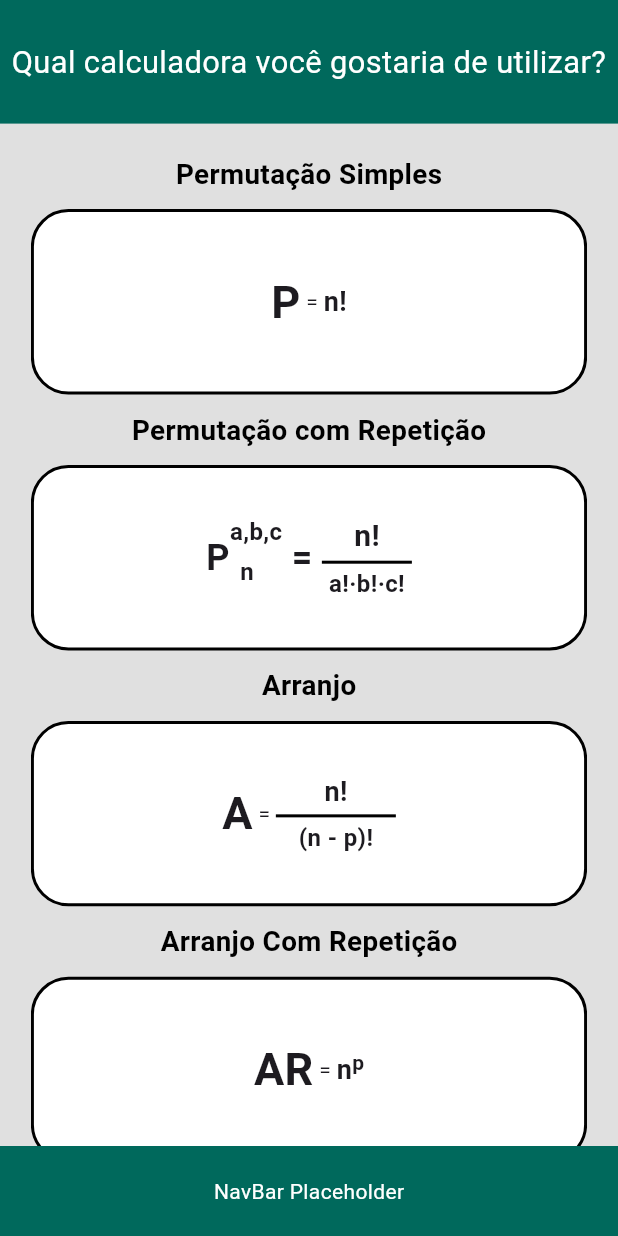
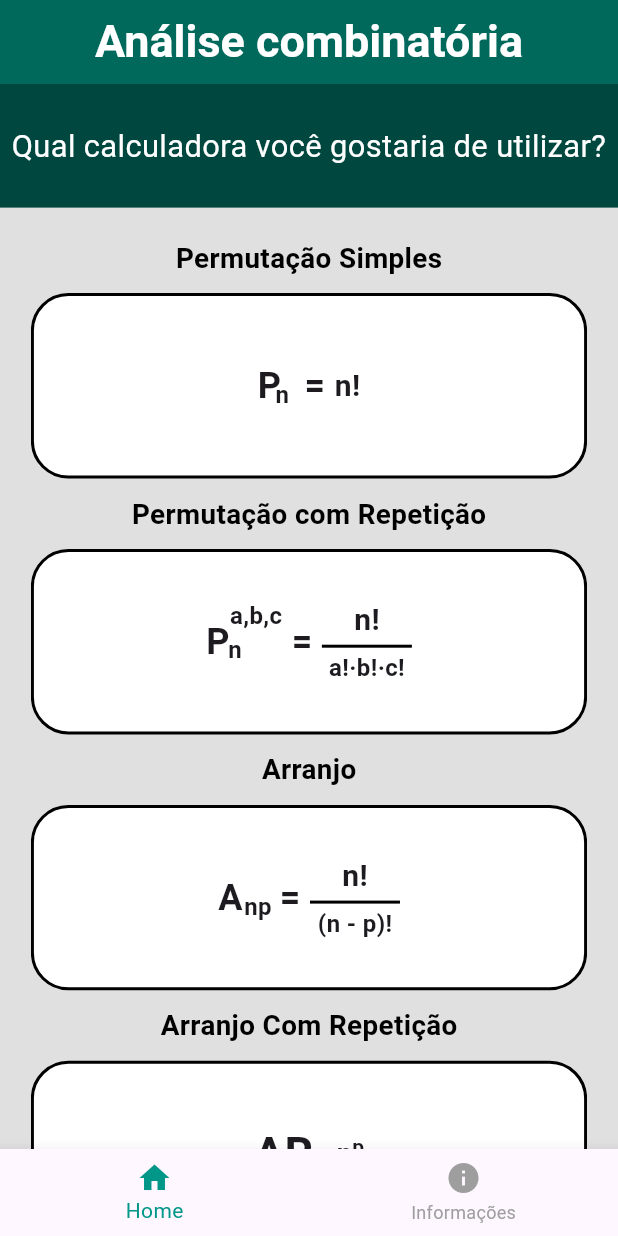
Before and after one commit to Dante8370/analisecombinatoria, a Flutter app: the screen it shows after launch, on a phone screen of 412 x 824 dp. Run offline on Flutter 3.47's test engine with Material 3 defaults, Android fonts, the phone set to English and light mode, and no system bars; our stand-ins replace youtube_player_flutter; Roboto replaces fonts that are missing (Helvetica).

Commit message:
toma josé2

```diff
--- a/lib/main.dart
+++ b/lib/main.dart
@@ -1,11 +1,6 @@
 import 'package:flutter/material.dart';
 import './routes/home_screen.dart';
-import './routes/permutacao_screen.dart';
-import './routes/permutacaocomposta_screen.dart';
-import './routes/arranjo_screen.dart';
-import './routes/arranjo_composto_screen.dart';
-import './routes/combinacao_screen.dart';
-
+import './routes/informacoes_screen.dart'; // Nova tela de informações
 
 void main() {
   runApp(const MyApp());
@@ -16,17 +11,53 @@ class MyApp extends StatelessWidget {
 
   @override
   Widget build(BuildContext context) {
-    return MaterialApp(
+    return const MaterialApp(
       debugShowCheckedModeBanner: false,
-      initialRoute: '/',
-      routes: {
-        '/': (context) => const HomeScreen(),
-        '/permutacaoSimples': (context) => const PermutacaoSimplesScreen(),
-        '/permutacao': (context) => const PermutacaoComRepeticao(),
-        '/arranjo': (context) => const ArranjoSimples(),
-        '/arranjoComRepeticao': (context) => const ArranjoComRepeticao(),
-        '/combinacao': (context) => const CombinacaoScreen(),
-      },
+      home: MainScreen(),
     );
   }
 }
+
+class MainScreen extends StatefulWidget {
+  const MainScreen({super.key});
+
+  @override
+  MainScreenState createState() => MainScreenState();
+}
+
+class MainScreenState extends State<MainScreen> {
+  int _currentIndex = 0; // Índice da página atual
+
+  // Lista de telas para navegação
+  final List<Widget> _pages = [
+    const HomeScreen(), // Tela inicial
+    const InformacoesScreen(), // Tela de informações
+  ];
+
+  @override
+  Widget build(BuildContext context) {
+    return Scaffold(
+      body: _pages[_currentIndex], // Mostra a página correspondente ao índice
+      bottomNavigationBar: BottomNavigationBar(
+        currentIndex: _currentIndex, // Índice selecionado
+        onTap: (index) {
+          setState(() {
+            _currentIndex = index; // Atualiza a página com base no índice
+          });
+        },
+        items: const [
+          BottomNavigationBarItem(
+            icon: Icon(Icons.home),
+            label: 'Home',
+          ),
+          BottomNavigationBarItem(
+            icon: Icon(Icons.info),
+            label: 'Informações',
+          ),
+        ],
+        selectedItemColor: Colors.teal, // Cor do item selecionado
+        unselectedItemColor: Colors.grey, // Cor dos itens não selecionados
+      ),
+    );
+  }
+}
--- a/lib/routes/home_screen.dart
+++ b/lib/routes/home_screen.dart
@@ -7,6 +7,20 @@ class HomeScreen extends StatelessWidget {
   @override
   Widget build(BuildContext context) {
     return Scaffold(
+    appBar: AppBar(
+        // Usando o Center para centralizar o título
+        title: const Center(
+          child: Text(
+            'Análise combinatória',
+            style: TextStyle(
+              color: Colors.white,
+              fontWeight: FontWeight.bold,
+              fontSize: 30,
+            ),
+          ),
+        ),
+        backgroundColor: const Color(0xFF00695C),
+      ),
       // Define a cor de fundo da tela
       backgroundColor: Colors.grey[300],
 
@@ -18,7 +32,7 @@ class HomeScreen extends StatelessWidget {
             Container(
               width: double.infinity, // Largura total da tela
               height: MediaQuery.of(context).size.height * 0.1, // 10% da altura da tela
-              color: const Color(0xFF00695C), // Cor verde escura
+              color: const Color.fromARGB(255, 0, 71, 63), // Cor verde escura
               alignment: Alignment.center, // Centraliza o texto
               child: Text(
                 'Qual calculadora você gostaria de utilizar?',
@@ -42,10 +56,7 @@ class HomeScreen extends StatelessWidget {
                     _buildButton(
                       context,
                       title: 'Permutação Simples', // Título do botão
-                      content: _buildFormula(
-                        left: "P", // Fórmula da permutação simples
-                        right: "n!",
-                      ),
+                      content: _buildPermutacaoSimples(),
                       onTap: () => Navigator.pushNamed(context, '/permutacaoSimples'), // Navega para a tela correspondente
                     ),
                     // Botão de "Permutação com Repetição"
@@ -59,11 +70,7 @@ class HomeScreen extends StatelessWidget {
                     _buildButton(
                       context,
                       title: 'Arranjo',
-                      content: _buildFormula(
-                        left: "A",
-                        right: "n!",
-                        denominator: "(n - p)!", // Denominador da fórmula
-                      ),
+                      content:  _buildArranjoFormula(),
                       onTap: () => Navigator.pushNamed(context, '/arranjo'),
                     ),
                     // Botão de "Arranjo Com Repetição"
@@ -89,17 +96,6 @@ class HomeScreen extends StatelessWidget {
                     ),
                   ],
                 ),
-              ),
-            ),
-
-            // Barra de navegação inferior (NavBar)
-            Container(
-              height: 60, // Altura fixa
-              color: const Color(0xFF00695C), // Cor de fundo
-              alignment: Alignment.center, // Centraliza o conteúdo
-              child: const Text(
-                'NavBar Placeholder', // Texto temporário
-                style: TextStyle(color: Colors.white),
               ),
             ),
           ],
@@ -274,7 +270,7 @@ Widget buildExponent(String base, String exponent) {
                       ),
                     ),
                     Transform.translate(
-                      offset: const Offset(-6, -2), // Ajusta a posição do subscrito
+                      offset: const Offset(-14, -6), // Ajusta a posição do subscrito
                       child: const Text(
                         "n",
                         style: TextStyle(
@@ -326,4 +322,127 @@ Widget buildExponent(String base, String exponent) {
     );
   }
 
+  Widget _buildPermutacaoSimples() {
+    return Row(
+      mainAxisAlignment: MainAxisAlignment.center,
+      crossAxisAlignment: CrossAxisAlignment.center,
+      children: [
+        // Parte esquerda: Pₙ
+        Column(
+          mainAxisAlignment: MainAxisAlignment.center,
+          children: [
+            Row(
+              mainAxisSize: MainAxisSize.min,
+              children: [
+                const Text(
+                  "P",
+                  style: TextStyle(
+                    fontSize: 24,
+                    fontWeight: FontWeight.bold,
+                  ),
+                ),
+                Transform.translate(
+                  offset: const Offset(-4, 6), // Ajusta a posição do subscrito
+                  child: const Text(
+                    "n",
+                    style: TextStyle(
+                      fontSize: 16,
+                      fontWeight: FontWeight.bold,
+                    ),
+                  ),
+                ),
+              ],
+            ),
+          ],
+        ),
+        const Text(
+          " = ", // Símbolo de igualdade
+          style: TextStyle(fontSize: 24, fontWeight: FontWeight.bold),
+        ),
+        // Parte direita: Numerador
+        const Text(
+          "n!",
+          style: TextStyle(
+            fontSize: 20,
+            fontWeight: FontWeight.bold,
+          ),
+        ),
+      ],
+    );
+  }
 }
+
+  // Método para criar a fórmula específica da Permutação com Repetição
+  Widget _buildArranjoFormula() {
+    return Row(
+      mainAxisAlignment: MainAxisAlignment.center,
+      crossAxisAlignment: CrossAxisAlignment.center,
+      children: [
+        // Parte esquerda: Pₙ^(a,b,c)
+        Column(
+          mainAxisAlignment: MainAxisAlignment.center,
+          children: [
+            Row(
+              mainAxisSize: MainAxisSize.min,
+              children: [
+                const Text(
+                  "A",
+                  style: TextStyle(
+                    fontSize: 24,
+                    fontWeight: FontWeight.bold,
+                  ),
+                ),
+                Column(
+                  children: [
+                    Transform.translate(
+                      offset: const Offset(1, 6), // Ajusta a posição do subscrito
+                      child: const Text(
+                        "np",
+                        style: TextStyle(
+                          fontSize: 16,
+                          fontWeight: FontWeight.bold,
+                        ),
+                      ),
+                    ),
+                  ],
+                ),
+              ],
+            ),
+          ],
+        ),
+        const Text(
+          " = ", // Símbolo de igualdade
+          style: TextStyle(fontSize: 24, fontWeight: FontWeight.bold),
+        ),
+        // Parte direita: Fração
+        Column(
+          mainAxisSize: MainAxisSize.min,
+          children: [
+            // Numerador
+            const Text(
+              "n!",
+              style: TextStyle(
+                fontSize: 20,
+                fontWeight: FontWeight.bold,
+              ),
+            ),
+            // Linha da fração
+            Container(
+              width: 60,
+              height: 2,
+              color: Colors.black,
+              margin: const EdgeInsets.symmetric(vertical: 2),
+            ),
+            // Denominador
+            const Text(
+              "(n - p)!",
+              style: TextStyle(
+                fontSize: 16,
+                fontWeight: FontWeight.bold,
+              ),
+            ),
+          ],
+        ),
+      ],
+    );
+  }
--- a/pubspec.yaml
+++ b/pubspec.yaml
@@ -35,6 +35,7 @@ dependencies:
   # The following adds the Cupertino Icons font to your application.
   # Use with the CupertinoIcons class for iOS style icons.
   cupertino_icons: ^1.0.8
+  youtube_player_flutter: ^9.1.1
 
 
 dev_dependencies:
```
Also changed, not shown: lib/routes/arranjo_composto_screen.dart (+58 -92 lines), lib/routes/informacoes_screen.dart (added, +109 -0 lines), pubspec.lock, 3 other files.
